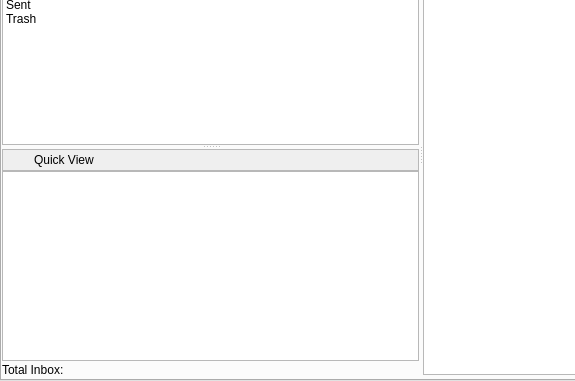
Before: the Qt Designer form retroshare-gui/src/gui/msgs/MessagesDialog.ui in RetroShare/RetroShare, drawn with Qt 5; both pictures show x 0 to 575 and y 104 to 485 of the 842 by 485 pixel window.
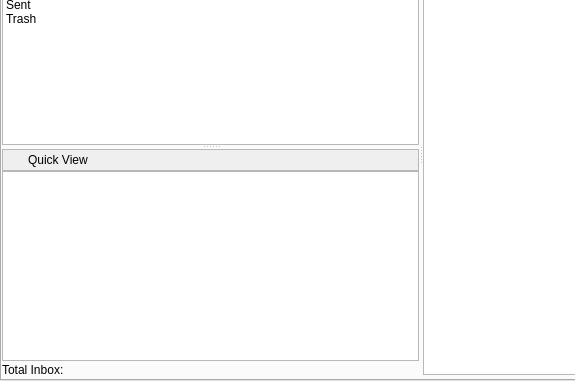
After: the same form once the commit is applied. Icons and pictures are not drawn. Custom widgets are drawn as their Qt base class.

```diff
--- a/retroshare-gui/src/gui/msgs/MessagesDialog.ui
+++ b/retroshare-gui/src/gui/msgs/MessagesDialog.ui
@@ -205,6 +205,9 @@
                   <enum>QFrame::Raised</enum>
                  </property>
                  <layout class="QHBoxLayout" name="quickViewFrameHLayout">
+                  <property name="leftMargin">
+                   <number>3</number>
+                  </property>
                   <property name="topMargin">
                    <number>3</number>
                   </property>
```
